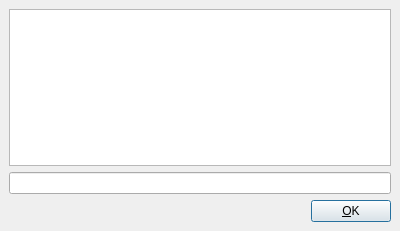
First picture: the form in pootling/ui/FileDialog.ui, repository cc-archive/pootle, before the edit.
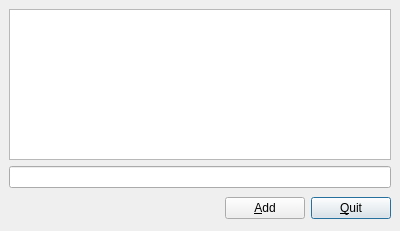
Second picture: the form after the edit.

Commit message: add Choosing file or folder dialog, edit icon

What changed in the file:
```diff
--- a/pootling/ui/FileDialog.ui
+++ b/pootling/ui/FileDialog.ui
@@ -19,6 +19,12 @@
    <property name="spacing" >
     <number>6</number>
    </property>
+   <item row="1" column="0" colspan="3" >
+    <widget class="QLineEdit" name="lineLocation" />
+   </item>
+   <item row="0" column="0" colspan="3" >
+    <widget class="QTreeView" name="treeView" />
+   </item>
    <item row="2" column="0" >
     <spacer>
      <property name="orientation" >
@@ -26,25 +32,26 @@
      </property>
      <property name="sizeHint" >
       <size>
-       <width>40</width>
-       <height>20</height>
+       <width>201</width>
+       <height>28</height>
       </size>
      </property>
     </spacer>
    </item>
+   <item row="2" column="2" >
+    <widget class="QPushButton" name="btnQuit" >
+     <property name="text" >
+      <string>&amp;Quit</string>
+     </property>
+    </widget>
+   </item>
    <item row="2" column="1" >
     <widget class="QPushButton" name="btnOk" >
      <property name="text" >
-      <string>&amp;OK</string>
+      <string>&amp;Add</string>
      </property>
     </widget>
    </item>
-   <item row="1" column="0" colspan="2" >
-    <widget class="QLineEdit" name="lineLocation" />
-   </item>
-   <item row="0" column="0" colspan="2" >
-    <widget class="QTreeView" name="treeView" />
-   </item>
   </layout>
  </widget>
  <resources/>
```
Left out of the diff: 2 changed lines with no effect on the pictures. The commit also changes 8 other files.
